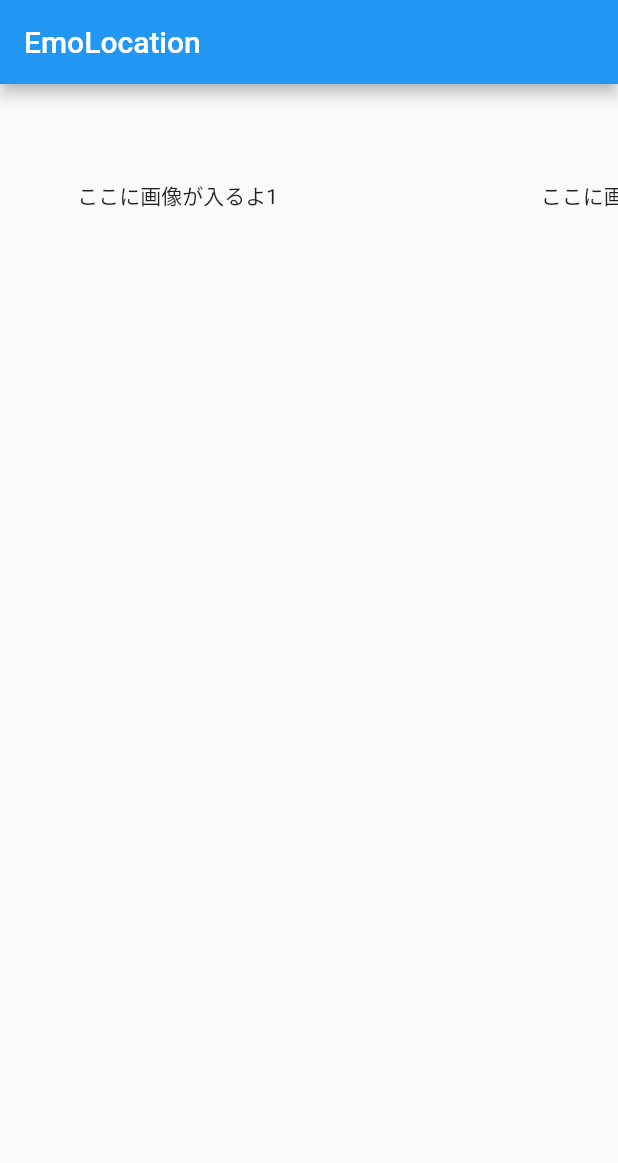
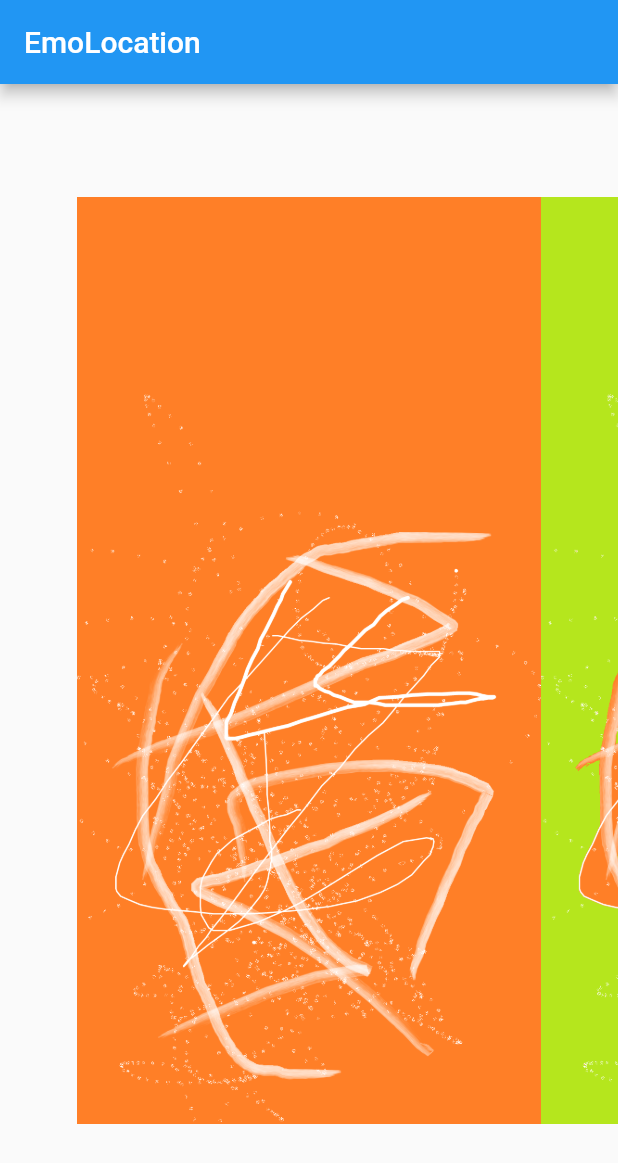
Before and after one commit to FourmiSushi/emo_picture, a Flutter app: the screen it shows after launch, on a phone screen of 412 x 824 dp. Shown: the top 1163 px of the screen. Run offline on Flutter 3.47's test engine with Material 2 defaults, Android fonts, the light colour scheme and no system bars.

Commit message:
pageviewの中身をImageに変更したよ

```diff
--- a/lib/pictures.dart
+++ b/lib/pictures.dart
@@ -2,15 +2,21 @@ import 'package:flutter/material.dart';
 
 class PicturesState extends State<Pictures> {
   @override
-  Widget build(BuildContext context){
+  Widget build(BuildContext context) {
     return Padding(
       padding: EdgeInsets.only(top: 64.0, bottom: 64.0),
       child: PageView(
         controller: PageController(viewportFraction: 0.75),
         children: <Widget>[
-          Text('ここに画像が入るよ1'),
-          Text('ここに画像が入るよ2'),
-          Text('ここに画像が入るよ3'),
+          Image(
+            image: AssetImage('assets/images/textpic1.png'),
+          ),
+          Image(
+            image: AssetImage('assets/images/textpic2.png'),
+          ),
+          Image(
+            image: AssetImage('assets/images/textpic3.png'),
+          ),
         ],
       ),
     );
```
